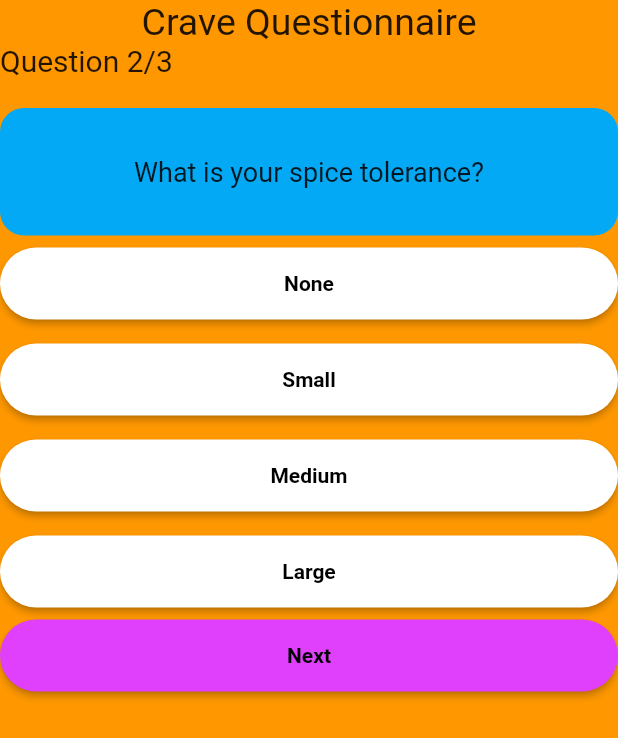
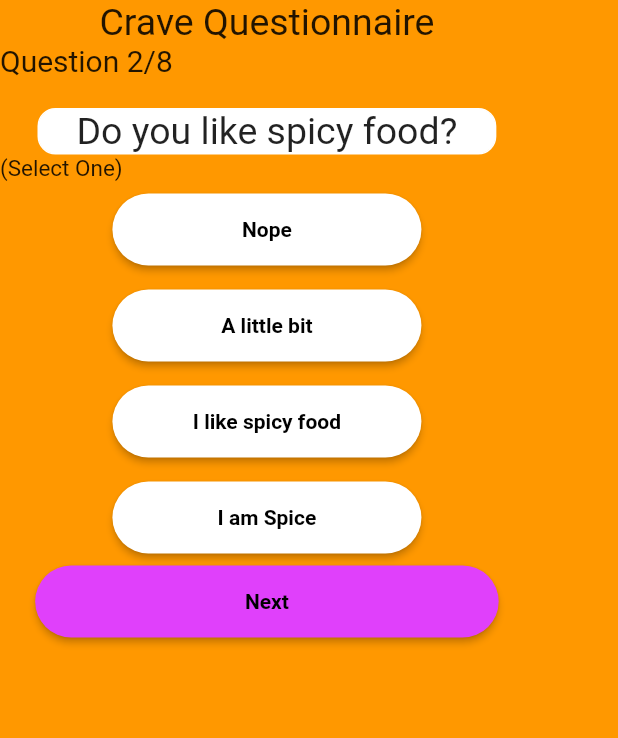
Before and after one commit to Ricearoni26/CECS-491-Final-Project, a Flutter app: the PreferencesScreen screen opened directly, after a tap on "Next", on a phone screen of 412 x 824 dp. Shown: the top 738 px of the screen. Run offline on Flutter 3.47's test engine with Material 2 defaults, Android fonts, the phone set to English and light mode, and no system bars; our stand-ins replace firebase_auth, firebase_core, firebase_database, geolocator, google_maps_flutter, location; missing offline and left inert: flutter_google_places, google_maps_webservice; accounts and stored records are empty; Roboto replaces fonts that are missing (Didot, NotoSans).

Commit message:
Begin muti-select and UI improvements

```diff
--- a/crave_app_final/lib/questionModel.dart
+++ b/crave_app_final/lib/questionModel.dart
@@ -1,14 +1,15 @@
 class Question{
 
   final String questionText;
+  final bool multiSelect;
   final List<Answer> answerList;
 
-  Question(this.questionText, this.answerList);
+  Question(this.questionText, this.multiSelect, this.answerList);
 }
 
 class Answer{
+
   final String answerText;
-
   Answer(this.answerText);
 
   String getStringValue()
@@ -27,28 +28,35 @@ List<Question> getQuestions(){
 
   list.add(
     Question('What type of food do you like?',
+    //Allow multi-select
+    true,
     [
       Answer('American'),
       Answer('Mexican'),
       Answer('Chinese'),
       Answer('Indian'),
+      Answer('Italian'),
     ],
     ));
 
 
   list.add(
-      Question('What is your spice tolerance?',
+      Question('Do you like spicy food?',
+        //Single choice
+        false,
         [
-          Answer('None'),
-          Answer('Small'),
-          Answer('Medium'),
-          Answer('Large'),
+          Answer('Nope'),
+          Answer('A little bit'),
+          Answer('I like spicy food'),
+          Answer('I am Spice'),
         ],
       ));
 
 
   list.add(
       Question('How much do you wanna spend?',
+        //Allow multi-select
+        true,
         [
           Answer('Cheap'),
           Answer('Average'),
@@ -57,6 +65,72 @@ List<Question> getQuestions(){
         ],
       ));
 
+
+  list.add(
+      Question('How far would you mind traveling?',
+        //Allow multi-select
+        true,
+        [
+          Answer('Walkable'),
+          Answer('Within 10 miles'),
+          Answer('Within 25 miles'),
+          Answer('Within 50 miles'),
+        ],
+      ));
+
+
+  list.add(
+      Question('Do you like popular restaurants?',
+        //Allow multi-select
+        true,
+        [
+          Answer('Just-opened restaurants'),
+          Answer('Fairly new restaurants'),
+          Answer('Established restaurants'),
+          Answer('Well-known restaurants'),
+        ],
+      ));
+
+
+  list.add(
+      Question('Type of services',
+        //Allow multi-select
+        true,
+        [
+          Answer('Delivery'),
+          Answer('Take-out'),
+          Answer('Sit-in'),
+        ],
+      ));
+
+
+  list.add(
+      Question('Additional services',
+        //Allow multi-select
+        true,
+        [
+          Answer('Masks-required'),
+          Answer('Wheel-chair accessible'),
+          Answer('Parking Lot'),
+          Answer('Wifi Provided'),
+          Answer('Bars'),
+          Answer('Vegetarian-Friendly')
+        ],
+      ));
+
+
+  list.add(
+      Question('Would you like trying new foods outside your preferences?',
+        //Single choice
+        false,
+        [
+          Answer('Stick to my preferences'),
+          Answer('Stick to my preferences, but an occasional new suggestion'),
+          Answer('I like trying new things outside my comfort'),
+          Answer('Open to everything'),
+        ],
+      ));
+
   return list;
 
 }
--- a/crave_app_final/lib/screens/home_screen.dart
+++ b/crave_app_final/lib/screens/home_screen.dart
@@ -80,7 +80,7 @@ class _HomeScreenState extends State<HomeScreen> {
       );
     } else if (index == 1) {
         Navigator.push(context, MaterialPageRoute(
-            builder: (context) => const PreferencesScreen(),),
+            builder: (context) => PreferencesScreen(),),
         );
     }
   }
--- a/crave_app_final/lib/screens/preferences_screen.dart
+++ b/crave_app_final/lib/screens/preferences_screen.dart
@@ -52,21 +52,31 @@ class _PreferencesScreenState extends State<PreferencesScreen>{
           ),
         ),
         const SizedBox(height: 20),
-        Container(
-          alignment: Alignment.center,
-          width: double.infinity,
-          padding: const EdgeInsets.all(32),
-          decoration: BoxDecoration(
-            color: Colors.lightBlue,
-            borderRadius: BorderRadius.circular(16),
+        Padding(
+          padding: const EdgeInsets.symmetric(horizontal: 25),
+          child: Container(
+            decoration: BoxDecoration(
+              color: Colors.white,
+              border: Border.all(color: Colors.white),
+              borderRadius: BorderRadius.circular(12),
+            ),
+            child: Padding(
+                padding: const EdgeInsets.symmetric(horizontal: 25),
+                child:Text(
+                  questionList[currentQuestionIndex].questionText,
+                  style: const TextStyle(
+                    fontSize: 25,
+                    ),
+                  ),
+            ),
           ),
-          child: Text(
-            questionList[currentQuestionIndex].questionText,
+        ),
+        //Notify user of possible choices
+        Text(questionList[currentQuestionIndex].multiSelect ? '(Select Multiple)' : '(Select One)',
           style: const TextStyle(
-            fontSize: 18,
-              )
-            ,),
-        )
+            fontSize: 15,
+          ),
+        ),
       ],
     );
   }
@@ -83,13 +93,14 @@ class _PreferencesScreenState extends State<PreferencesScreen>{
     );
   }
 
+  //
   Widget _answerButton(Answer answer){
 
     //Change color when selected
     bool isSelected = answer == selectedAnswer;
 
     return Container(
-      width: double.infinity,
+      width: MediaQuery.of(context).size.width * 0.5,
       margin: const EdgeInsets.symmetric(vertical: 8),
       height: 48,
       child: ElevatedButton(
@@ -120,7 +131,7 @@ class _PreferencesScreenState extends State<PreferencesScreen>{
 
 
      return Container(
-       width: double.infinity, //MediaQuery.of(context).size.width * 0.5,
+       width: MediaQuery.of(context).size.width * 0.75,
        height: 48,
        child: ElevatedButton(
          child: Text(lastQuestion ? 'Submit' : 'Next'),
```
